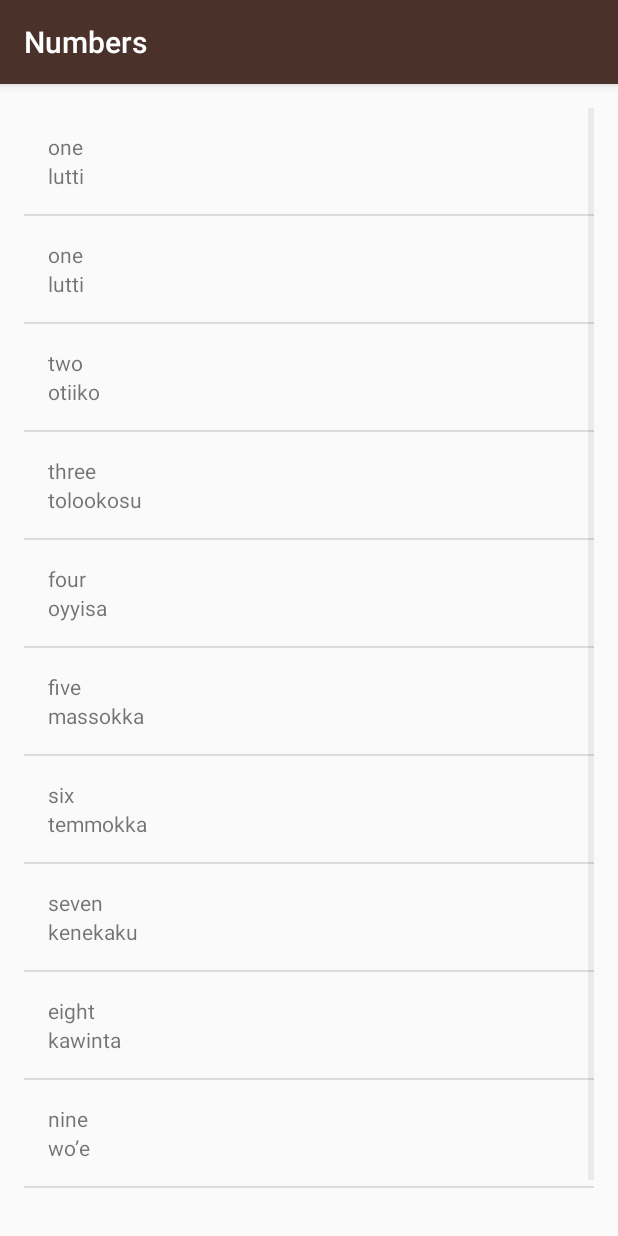
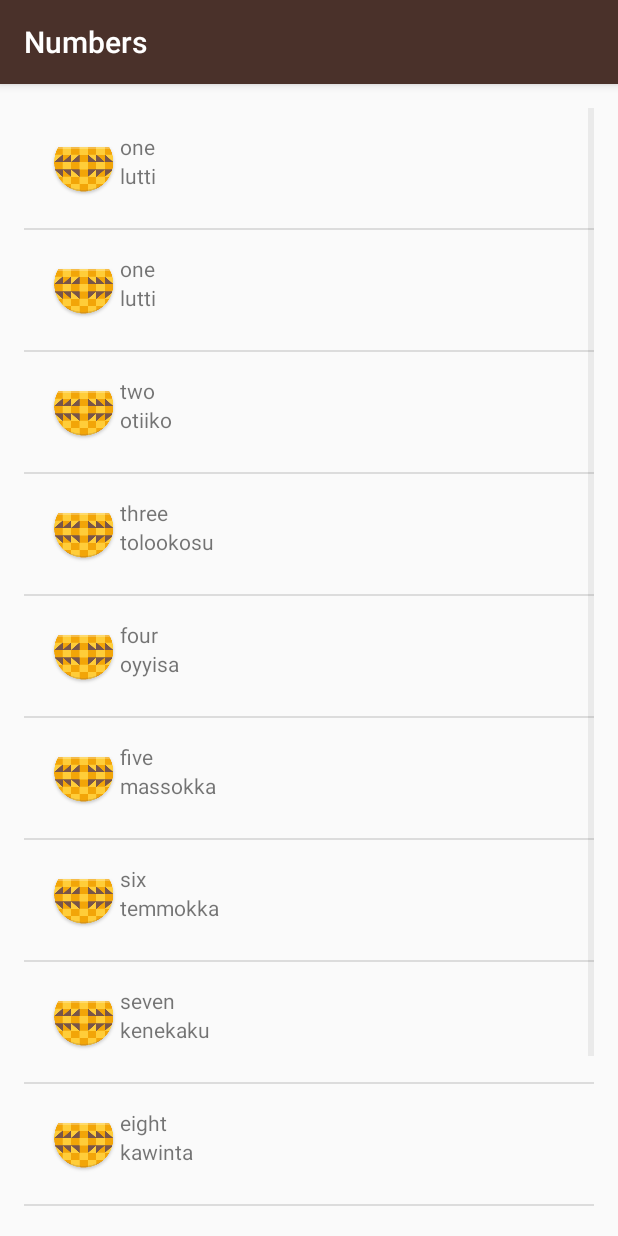
Before and after one commit to IhorYachmenov/Miwok, an Android app: the NumbersActivity screen opened directly, with no data from a screen before it, on a phone screen of 412 x 824 dp. Run offline under Robolectric (Android 15) with nearby library versions, the phone set to English and light mode, and no system bars.

Commit message:
modify numbers activity to add ImageView for each word, use placeholder

```diff
--- a/app/src/main/java/com/example/android/miwok/NumbersActivity.java
+++ b/app/src/main/java/com/example/android/miwok/NumbersActivity.java
@@ -19,19 +19,20 @@ public class NumbersActivity extends AppCompatActivity {
         super.onCreate(savedInstanceState);
         setContentView(R.layout.activity_numbers);
 
+        int id = getResources().getIdentifier("ic_launcher", "mipmap", this.getPackageName());
 
         ArrayList<Word> words = new ArrayList<Word>();
-        words.add(new Word("one","lutti"));
-        words.add(new Word("one", "lutti"));
-        words.add(new Word("two", "otiiko"));
-        words.add(new Word("three", "tolookosu"));
-        words.add(new Word("four", "oyyisa"));
-        words.add(new Word("five", "massokka"));
-        words.add(new Word("six", "temmokka"));
-        words.add(new Word("seven", "kenekaku"));
-        words.add(new Word("eight", "kawinta"));
-        words.add(new Word("nine", "wo’e"));
-        words.add(new Word("ten", "na’aacha"));
+        words.add(new Word("one","lutti", id));
+        words.add(new Word("one", "lutti", id));
+        words.add(new Word("two", "otiiko", id));
+        words.add(new Word("three", "tolookosu", id));
+        words.add(new Word("four", "oyyisa", id));
+        words.add(new Word("five", "massokka", id));
+        words.add(new Word("six", "temmokka", id));
+        words.add(new Word("seven", "kenekaku", id));
+        words.add(new Word("eight", "kawinta", id));
+        words.add(new Word("nine", "wo’e", id));
+        words.add(new Word("ten", "na’aacha", id));
         Log.v("NumbersActivity", "Numbers at index: " + words.get(0));
 
         //LinearLayout rootView = (LinearLayout) findViewById(R.id.rootView);
--- a/app/src/main/java/com/example/android/miwok/Word.java
+++ b/app/src/main/java/com/example/android/miwok/Word.java
@@ -7,6 +7,7 @@ public class Word {
     // Android version number (e.g. 2.3-2.7, 3.0-3.2.6, 4.0-4.0.4)
     private String mDefaultWord;
 
+    private int mImageView;
 
 
     /*
@@ -16,10 +17,11 @@ public class Word {
      * @param vNumber is the corresponding Android version number (e.g. 2.3-2.7)
      * @param image is drawable reference ID that corresponds to the Android version
      * */
-    public Word(String vMiwokWord, String vDefaultWord)
+    public Word(String vMiwokWord, String vDefaultWord, int vImageView)
     {
         mMiwokWord = vMiwokWord;
         mDefaultWord = vDefaultWord;
+        mImageView = vImageView;
 
     }
 
@@ -35,5 +37,7 @@ public class Word {
         return mDefaultWord;
     }
 
+    public int getImageViewResource() { return  mImageView; }
+
 
 }
--- a/app/src/main/java/com/example/android/miwok/WordAdapter.java
+++ b/app/src/main/java/com/example/android/miwok/WordAdapter.java
@@ -1,6 +1,7 @@
 package com.example.android.miwok;
 
 import android.app.Activity;
+import android.media.Image;
 import android.support.annotation.NonNull;
 import android.support.annotation.Nullable;
 import android.view.LayoutInflater;
@@ -47,6 +48,10 @@ public class WordAdapter extends ArrayAdapter<Word> {
         // set this text on the number TextView
         defaultTextView.setText(currentWord.getDefaultTranslation());
 
+        ImageView imageViewResource = (ImageView) listItemView.findViewById(R.id.photo_image_view);
+
+        imageViewResource.setImageResource(currentWord.getImageViewResource());
+
 
         // Return the whole list item layout (containing 2 TextViews and an ImageView)
         // so that it can be shown in the ListView
--- a/app/src/main/res/layout/list_item.xml
+++ b/app/src/main/res/layout/list_item.xml
@@ -1,24 +1,57 @@
 <?xml version="1.0" encoding="utf-8"?>
-<LinearLayout
-    xmlns:android="http://schemas.android.com/apk/res/android"
+<LinearLayout xmlns:android="http://schemas.android.com/apk/res/android"
     xmlns:tools="http://schemas.android.com/tools"
     android:layout_width="match_parent"
     android:layout_height="match_parent"
     android:orientation="vertical"
     android:padding="16dp">
 
+    <LinearLayout
+        android:layout_width="match_parent"
+        android:layout_height="wrap_content"
+        android:orientation="horizontal">
+
+        <ImageView
+            android:id="@+id/photo_image_view"
+            android:layout_width="wrap_content"
+            android:layout_height="wrap_content"
+            android:scaleType="centerCrop"
+            android:src="@mipmap/ic_launcher" />
+
+        <LinearLayout
+            android:layout_width="wrap_content"
+            android:layout_height="match_parent"
+
+            android:orientation="vertical">
+
             <TextView
                 android:id="@+id/miwok_text_view"
                 android:layout_width="match_parent"
                 android:layout_height="wrap_content"
-        tools:text="lutti"/>
+                tools:text="lutti" />
 
             <TextView
                 android:id="@+id/default_text_view"
                 android:layout_width="match_parent"
                 android:layout_height="wrap_content"
-        tools:text="one"/>
+                tools:text="one" />
 
+        </LinearLayout>
 
 
     </LinearLayout>
+
+<!--    <TextView-->
+<!--        android:id="@+id/miwok_text_view"-->
+<!--        android:layout_width="match_parent"-->
+<!--        android:layout_height="wrap_content"-->
+<!--        tools:text="lutti" />-->
+
+<!--    <TextView-->
+<!--        android:id="@+id/default_text_view"-->
+<!--        android:layout_width="match_parent"-->
+<!--        android:layout_height="wrap_content"-->
+<!--        tools:text="one" />-->
+
+
+</LinearLayout>
```
Also changed, not shown: app/src/main/java/com/example/android/miwok/ColorsActivity.java (+8 -8 lines), app/src/main/java/com/example/android/miwok/FamilyActivity.java (+10 -10 lines), app/src/main/java/com/example/android/miwok/PhrasesActivity.java (+10 -10 lines). Lines whose indentation alone changed are shown as unchanged.
